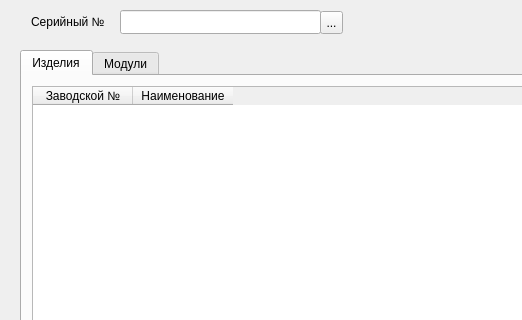
The window that app/selectdevicewindow.ui (AlexeyScherbakov2021/Remont) describes before a commit, drawn with Qt 5; both pictures show x 0 to 522 and y 0 to 320 of the 721 by 449 pixel window.
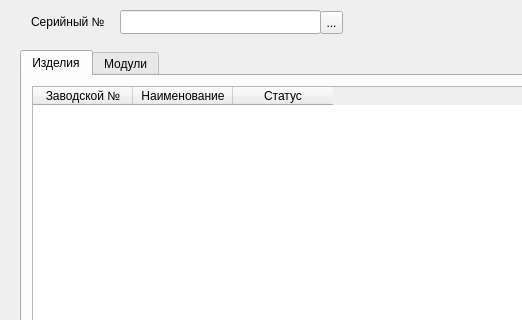
The same window after the commit.

Diff of the .ui file:
```diff
--- a/app/selectdevicewindow.ui
+++ b/app/selectdevicewindow.ui
@@ -90,6 +90,11 @@
        <string>Наименование</string>
       </property>
      </column>
+     <column>
+      <property name="text">
+       <string>Статус</string>
+      </property>
+     </column>
     </widget>
    </widget>
    <widget class="QWidget" name="tabModul">
```
Left out of the diff: 5 changed lines with no effect on the pictures.
